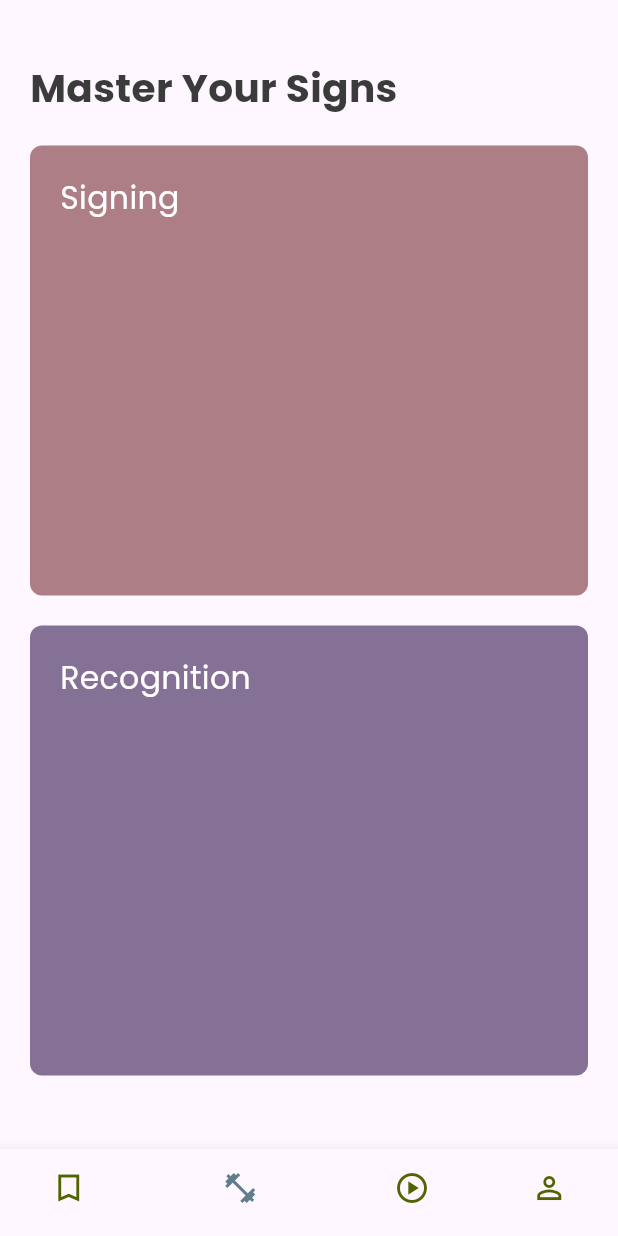
After one commit to PeterDMadrid/Flutter_UI, a Flutter app: the screen it shows after launch, item 2 of the bottom bar chosen, on a phone screen of 412 x 824 dp. The commit adds this screen. Run offline on Flutter 3.47's test engine with Material 3 defaults, Android fonts, the phone set to English and light mode, and no system bars; our stand-ins replace fluentui_icons, lottie.

Commit message:
initial commit for practice screen

```diff
--- a/lib/base/bottom_navbar.dart
+++ b/lib/base/bottom_navbar.dart
@@ -1,5 +1,6 @@
 import 'package:flutter/material.dart';
 import 'package:fluentui_icons/fluentui_icons.dart';
+import 'package:flutter_hands/screens/practice/practice_screen.dart';
 
 class BottomNavBar extends StatefulWidget {
   const BottomNavBar({super.key});
@@ -11,7 +12,7 @@ class BottomNavBar extends StatefulWidget {
 class _BottomNavBarState extends State<BottomNavBar> {
   final appScreens = [
     const Center(child: Text("Learn")),
-    const Center(child: Text("Practice")),
+    const PracticeScreen(),
     const Center(child: Text("Challenge")),
     const Center(child: Text("Profile")),
   ];
--- /dev/null
+++ b/lib/base/res/media.dart
@@ -0,0 +1,4 @@
+class AppMedia {
+  static const _baseMedia = "assets/images";
+  static const mathBackground = '$_baseMedia/math_bg.png';
+}
--- /dev/null
+++ b/lib/base/res/styles/app_styles.dart
@@ -0,0 +1,13 @@
+import 'package:flutter/material.dart';
+
+class AppStyles {
+  static Color textColor = const Color(0xFF3b3b3b);
+  static Color roseRed = const Color(0xFFAE7E86);
+  static Color lavender = const Color(0xFF857195);
+
+  static TextStyle headLineStyle1 =
+      TextStyle(fontSize: 26, fontWeight: FontWeight.bold, color: textColor);
+
+  static TextStyle headLineStyle2 =
+      const TextStyle(fontSize: 21, color: Colors.white);
+}
--- a/lib/main.dart
+++ b/lib/main.dart
@@ -14,7 +14,7 @@ class MyApp extends StatelessWidget {
       debugShowCheckedModeBanner: false,
       title: 'Splash Screen Demo',
       theme: ThemeData(
-        primarySwatch: Colors.blue,
+        fontFamily: 'Poppins'
       ),
       routes: {
         "/" : (context) => const SplashScreen()
--- /dev/null
+++ b/lib/screens/practice/practice_screen.dart
@@ -0,0 +1,35 @@
+import 'package:flutter/material.dart';
+import 'package:flutter_hands/base/res/styles/app_styles.dart';
+import 'package:flutter_hands/screens/practice/widgets/sign_card.dart';
+
+class PracticeScreen extends StatelessWidget {
+  const PracticeScreen({super.key});
+
+  @override
+  Widget build(BuildContext context) {
+    return Scaffold(
+      body: ListView(
+        children: [
+          Container(
+            padding: const EdgeInsetsDirectional.symmetric(horizontal: 20),
+            child: Column(
+              crossAxisAlignment: CrossAxisAlignment.start,
+              children: [
+                const SizedBox(height: 40),
+                Text("Master Your Signs", style: AppStyles.headLineStyle1),
+                const SizedBox(
+                  height: 20,
+                ),
+                const SignCard(text: "Signing", isRoseRed: true),
+                const SizedBox(
+                  height: 20,
+                ),
+                const SignCard(text: "Recognition", isRoseRed: false,),
+              ],
+            ),
+          )
+        ],
+      ),
+    );
+  }
+}
--- /dev/null
+++ b/lib/screens/practice/widgets/sign_card.dart
@@ -0,0 +1,30 @@
+import 'package:flutter/material.dart';
+import 'package:flutter_hands/base/res/styles/app_styles.dart';
+
+
+class SignCard extends StatelessWidget {
+  const SignCard({super.key, required this.text, required this.isRoseRed});
+  final String text;
+  final bool isRoseRed;
+
+  @override
+  Widget build(BuildContext context) {
+    return Stack(
+      children: [
+        Container(
+          width: double.infinity,
+          height: 300,
+          decoration: BoxDecoration(
+              color: isRoseRed?AppStyles.roseRed:AppStyles.lavender, borderRadius: BorderRadius.circular(8)),
+          child: Padding(
+            padding: const EdgeInsets.symmetric(horizontal: 20, vertical: 20),
+            child: Column(
+              crossAxisAlignment: CrossAxisAlignment.start,
+              children: [Text(text, style: AppStyles.headLineStyle2,)],
+            ),
+          ),
+        ),
+      ],
+    );
+  }
+}
```
Also changed, not shown: pubspec.yaml (+13 -12 lines), assets/images/math_bg.png (added), fonts/poppins/Poppins-Bold.ttf (added), fonts/poppins/Poppins-Light.ttf (added), fonts/poppins/Poppins-Regular.ttf (added), fonts/poppins/Poppins-SemiBold.ttf (added), fonts/poppins/Poppins-Thin.ttf (added).
